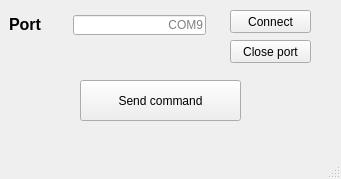
Above: pyQt/stm_gui.ui from AdamStork/dipterv before the change. Below: the same form after it.
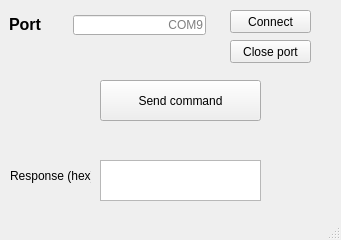
That is the form after the change.

Commit message: GUI receiveing completed

```diff
--- a/pyQt/stm_gui.ui
+++ b/pyQt/stm_gui.ui
@@ -7,7 +7,7 @@
     <x>0</x>
     <y>0</y>
     <width>341</width>
-    <height>179</height>
+    <height>240</height>
    </rect>
   </property>
   <property name="windowTitle">
@@ -94,7 +94,7 @@
    <widget class="QPushButton" name="command_button">
     <property name="geometry">
      <rect>
-      <x>80</x>
+      <x>100</x>
       <y>80</y>
       <width>161</width>
       <height>41</height>
@@ -107,9 +107,9 @@
    <widget class="QLabel" name="command_output">
     <property name="geometry">
      <rect>
-      <x>80</x>
+      <x>100</x>
       <y>130</y>
-      <width>191</width>
+      <width>161</width>
       <height>21</height>
      </rect>
     </property>
@@ -130,6 +130,29 @@
      <string>Close port</string>
     </property>
    </widget>
+   <widget class="QTextEdit" name="response_output">
+    <property name="geometry">
+     <rect>
+      <x>100</x>
+      <y>160</y>
+      <width>161</width>
+      <height>41</height>
+     </rect>
+    </property>
+   </widget>
+   <widget class="QLabel" name="label">
+    <property name="geometry">
+     <rect>
+      <x>10</x>
+      <y>160</y>
+      <width>81</width>
+      <height>31</height>
+     </rect>
+    </property>
+    <property name="text">
+     <string>Response (hex)</string>
+    </property>
+   </widget>
   </widget>
   <widget class="QMenuBar" name="menubar">
    <property name="geometry">
```
The commit also changes 5 other files.
